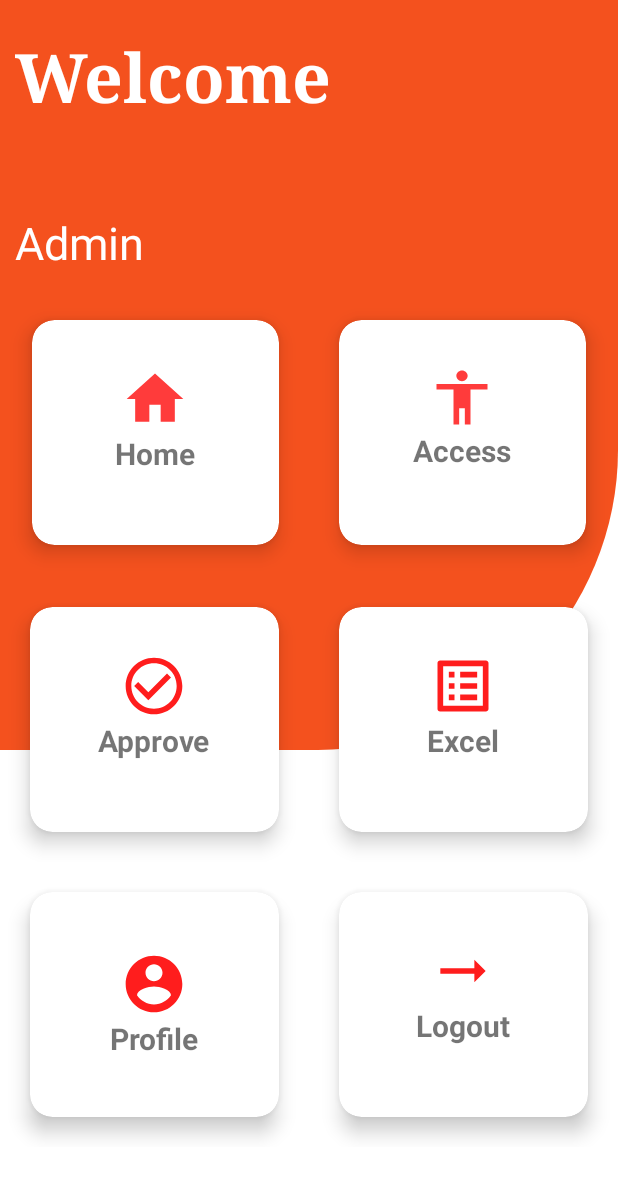
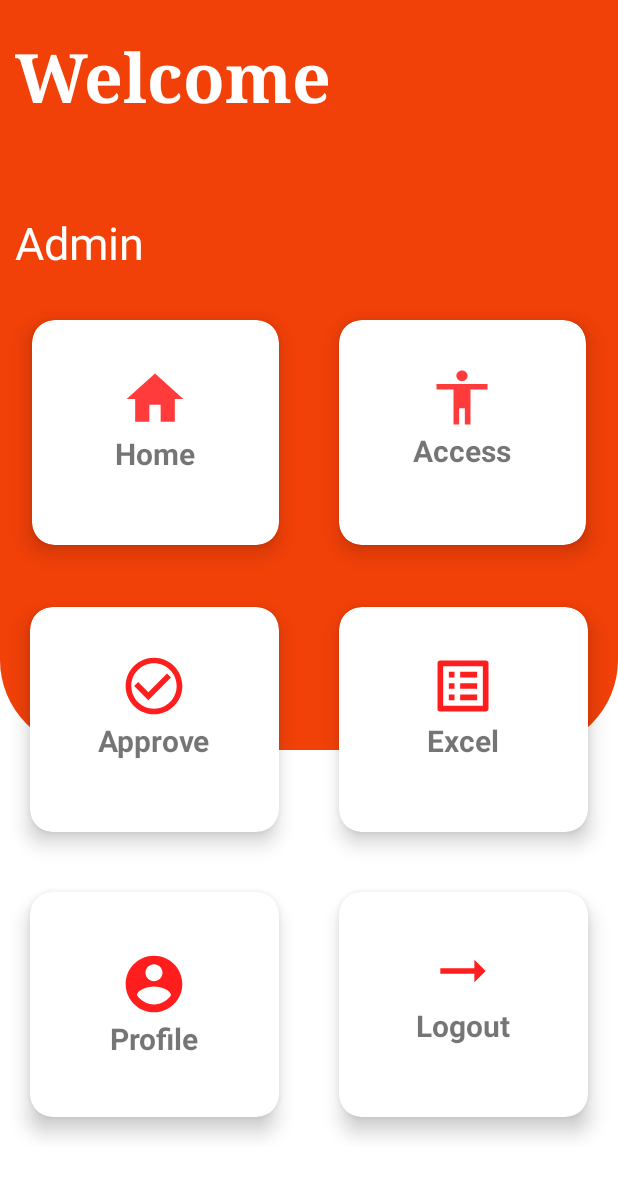
Before and after one commit to Bhargavijavidi/SandSyndicate, an Android app: the AdminHome screen opened directly, with no data from a screen before it, on a phone screen of 412 x 824 dp. Shown: the top 1177 px of the screen. Run offline under Robolectric (Android 15) with nearby library versions, the phone set to English and light mode, and no system bars.

Commit message:
first commit

```diff
--- a/app/src/main/res/drawable/cutbackground.xml
+++ b/app/src/main/res/drawable/cutbackground.xml
@@ -3,10 +3,14 @@
     >
     <item>
         <shape>
-            <solid android:color="@color/ash"/>
+            <solid android:color="@color/purple_700"/>
+            <gradient android:startColor="@color/purple_700"
+                android:endColor="@color/purple_700"/>
             <corners
-                android:bottomRightRadius="300dp"
-                android:bottomLeftRadius="100dp"/>
+                android:bottomRightRadius="60dp"
+                android:bottomLeftRadius="60dp"/>
+
+
         </shape>
     </item>
 
--- a/app/src/main/res/layout/activity_admin_home.xml
+++ b/app/src/main/res/layout/activity_admin_home.xml
@@ -6,15 +6,20 @@
     android:layout_height="wrap_content"
     tools:context=".Admin.AdminHome"
     android:orientation="vertical"
+    android:background="@color/white"
    >
     <View
         android:layout_width="match_parent"
         android:layout_height="500dp"
-        android:background="@drawable/curve"/>
+        android:background="@drawable/cutbackground"/>
+
+
+
     <LinearLayout
         android:layout_width="match_parent"
         android:layout_height="match_parent"
         android:orientation="vertical">
+
         <LinearLayout
             android:layout_width="match_parent"
             android:layout_height="wrap_content"
@@ -192,6 +197,7 @@
             </androidx.cardview.widget.CardView>
 
         </LinearLayout>
+
         <LinearLayout
             android:layout_width="match_parent"
             android:layout_height="wrap_content"
@@ -263,6 +269,4 @@
         </LinearLayout>
     </LinearLayout>
 
-
-
     </androidx.coordinatorlayout.widget.CoordinatorLayout>
```
